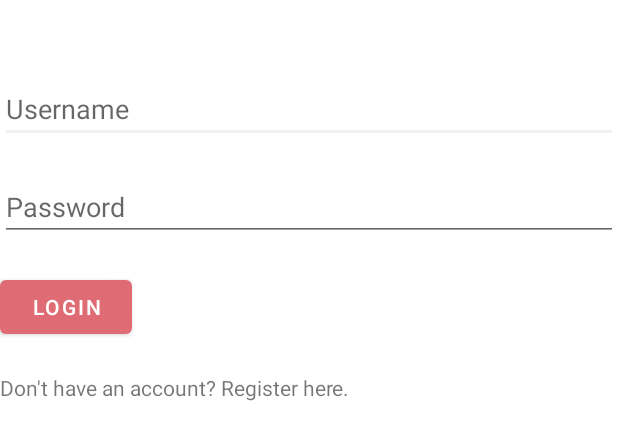
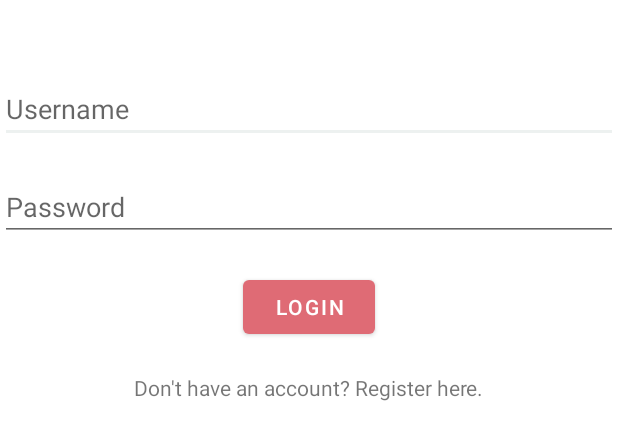
Before and after one commit to emilroy4/team1, an Android app: the layout activity_login.xml on its own in the app's theme, with its tools: preview values and no code run, on a phone screen of 412 x 824 dp. Shown: the top 440 px of the screen. Run offline under Robolectric (Android 15) with nearby library versions, the phone set to English and light mode, and no system bars.

```diff
--- a/app/src/main/res/layout/activity_login.xml
+++ b/app/src/main/res/layout/activity_login.xml
@@ -1,47 +1,49 @@
 <?xml version="1.0" encoding="utf-8"?>
-<androidx.constraintlayout.widget.ConstraintLayout xmlns:android="http://schemas.android.com/apk/res/android"
+<androidx.constraintlayout.widget.ConstraintLayout
+    xmlns:android="http://schemas.android.com/apk/res/android"
+    xmlns:app="http://schemas.android.com/apk/res-auto"
     android:layout_width="match_parent"
     android:layout_height="match_parent">
 
-
-    <RelativeLayout xmlns:android="http://schemas.android.com/apk/res/android"
-        xmlns:tools="http://schemas.android.com/tools"
-        android:layout_width="match_parent"
-        android:layout_height="match_parent"
-        tools:context=".LoginActivity">
-
     <EditText
         android:id="@+id/etUsername"
-            android:layout_width="match_parent"
+        android:layout_width="0dp"
         android:layout_height="wrap_content"
+        android:layout_marginTop="50dp"
         android:hint="Username"
-            android:layout_marginTop="50dp"/>
+        app:layout_constraintEnd_toEndOf="parent"
+        app:layout_constraintStart_toStartOf="parent"
+        app:layout_constraintTop_toTopOf="parent"/>
 
     <EditText
         android:id="@+id/etPassword"
-            android:layout_width="match_parent"
+        android:layout_width="0dp"
         android:layout_height="wrap_content"
+        android:layout_marginTop="20dp"
         android:hint="Password"
-            android:layout_below="@id/etUsername"
-            android:layout_marginTop="20dp"/>
+        app:layout_constraintEnd_toEndOf="parent"
+        app:layout_constraintStart_toStartOf="parent"
+        app:layout_constraintTop_toBottomOf="@+id/etUsername"/>
 
     <Button
         android:id="@+id/btnLogin"
         android:layout_width="wrap_content"
         android:layout_height="wrap_content"
         android:text="Login"
-            android:layout_below="@id/etPassword"
-            android:layout_marginTop="20dp"/>
+        android:layout_marginTop="20dp"
+        app:layout_constraintEnd_toEndOf="parent"
+        app:layout_constraintStart_toStartOf="parent"
+        app:layout_constraintTop_toBottomOf="@+id/etPassword"/>
 
     <TextView
         android:id="@+id/tvRegister"
         android:layout_width="wrap_content"
         android:layout_height="wrap_content"
         android:text="Don't have an account? Register here."
-            android:layout_below="@id/btnLogin"
         android:layout_marginTop="20dp"
-            android:layout_marginBottom="20dp"/>
-    </RelativeLayout>
-
+        android:layout_marginBottom="20dp"
+        app:layout_constraintEnd_toEndOf="parent"
+        app:layout_constraintStart_toStartOf="parent"
+        app:layout_constraintTop_toBottomOf="@+id/btnLogin"/>
 
 </androidx.constraintlayout.widget.ConstraintLayout>
--- a/app/src/main/res/values/strings.xml
+++ b/app/src/main/res/values/strings.xml
@@ -11,4 +11,8 @@
     <string name="menu_home">Home</string>
     <string name="menu_gallery">Gallery</string>
     <string name="menu_calender">Calender</string>
+
+    <!-- Add the following entries -->
+    <string name="login_activity_title">Login</string>
+    <string name="register_activity_title">Register</string>
 </resources>
```
Also changed, not shown: app/src/main/AndroidManifest.xml (+17 -6 lines), app/src/main/java/com/example/team1/ui/login/LoginFragment.java (added, +75 -0 lines), app/src/main/java/com/example/team1/ui/login/RegisterFragment.java (added, +24 -0 lines), app/src/main/res/navigation/mobile_navigation.xml (+13 -1 lines). Lines whose indentation alone changed are shown as unchanged.
